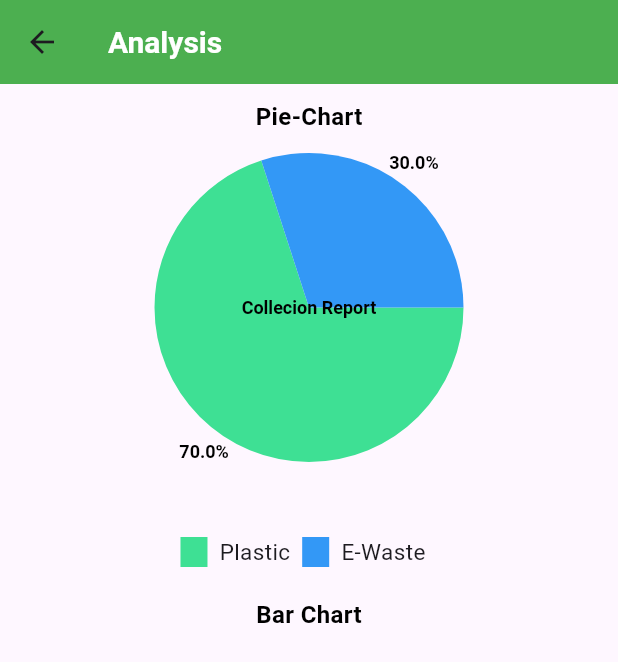
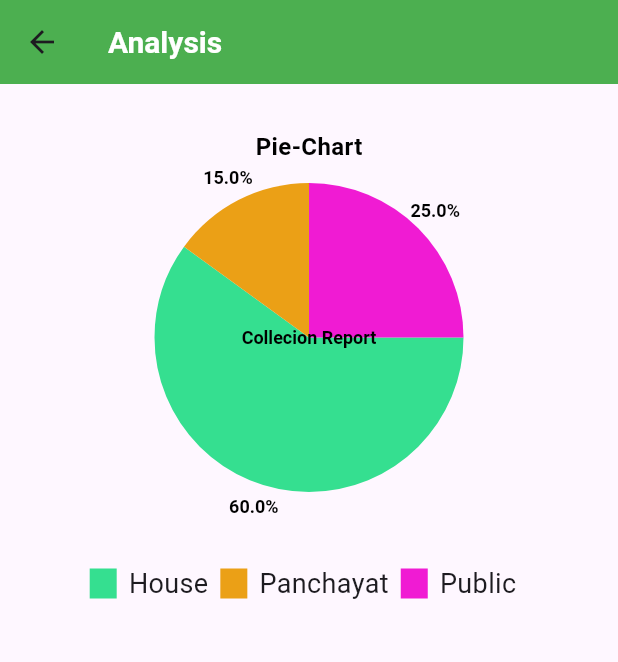
Before and after one commit to userabhirami/wasto, a Flutter app: the AnalysisPage screen opened directly, on a phone screen of 412 x 824 dp. Shown: the top 662 px of the screen. Run offline on Flutter 3.47's test engine with Material 3 defaults, Android fonts, the light colour scheme and no system bars; drawn by our look-alikes of pie_chart; our stand-ins replace charts_flutter, cloud_firestore, firebase_auth, firebase_core, form_field_validator, shared_preferences; accounts and stored records are empty.

Commit message:
graph added

```diff
--- a/lib/controller/masterController.dart
+++ b/lib/controller/masterController.dart
@@ -2,7 +2,7 @@ import 'package:cloud_firestore/cloud_firestore.dart';
 
 class MasterController {
   CollectionReference masterCollection =
-      FirebaseFirestore.instance.collection('wasteMaster');
+      FirebaseFirestore.instance.collection('wastemaster');
   Future addwasteMaster({
     required String name,
     required String mob,
--- a/lib/view/Analysis/analysisGraph.dart
+++ b/lib/view/Analysis/analysisGraph.dart
@@ -1,6 +1,7 @@
 import 'package:flutter/material.dart';
 import 'package:pie_chart/pie_chart.dart';
 import 'package:wasto/utils/colorConstant.dart';
+import 'package:charts_flutter/flutter.dart' as charts;
 
 class AnalysisPage extends StatefulWidget {
   const AnalysisPage({super.key});
@@ -12,12 +13,14 @@ class AnalysisPage extends StatefulWidget {
 class _AnalysisPageState extends State<AnalysisPage> {
   // Data for the pie chart
   Map<String, double> dataMap = {
-    "Plastic": 70,
-    "E-Waste": 30,
+    "House": 60,
+    "Panchayat": 15,
+    "Public": 25,
   };
   List<Color> colorList = [
-    const Color(0xff3EE094),
-    const Color(0xff3398F6),
+    Color.fromARGB(255, 53, 223, 144),
+    Color.fromARGB(255, 235, 160, 22),
+    Color.fromARGB(255, 240, 27, 211),
   ];
 
   /*final gradientList = <List<Color>>[
@@ -49,7 +52,7 @@ class _AnalysisPageState extends State<AnalysisPage> {
       body: Column(
         children: [
           SizedBox(
-            height: 10,
+            height: 30,
           ),
           SizedBox(
             child: Text(
@@ -69,7 +72,7 @@ class _AnalysisPageState extends State<AnalysisPage> {
               colorList: colorList,
               chartRadius: MediaQuery.of(context).size.width / 2,
               centerText: "Collecion Report",
-              ringStrokeWidth: 24,
+              ringStrokeWidth: 30,
               animationDuration: const Duration(seconds: 3),
               chartValuesOptions: const ChartValuesOptions(
                   showChartValues: true,
@@ -79,13 +82,13 @@ class _AnalysisPageState extends State<AnalysisPage> {
               legendOptions: const LegendOptions(
                   showLegends: true,
                   legendShape: BoxShape.rectangle,
-                  legendTextStyle: TextStyle(fontSize: 15),
+                  legendTextStyle: TextStyle(fontSize: 18),
                   legendPosition: LegendPosition.bottom,
                   showLegendsInRow: true),
               //  gradientList: gradientList,
             ),
           ),
-          SizedBox(
+          /*  SizedBox(
             height: 10,
           ),
           SizedBox(
@@ -99,8 +102,7 @@ class _AnalysisPageState extends State<AnalysisPage> {
           ),
           SizedBox(
             height: 5,
-          ),
-          Center()
+          ), */
         ],
       ),
     );
--- a/lib/view/collectionReport/acceptedReqScreen.dart
+++ b/lib/view/collectionReport/acceptedReqScreen.dart
@@ -28,8 +28,9 @@ class _AcceptReqScreenState extends State<AcceptReqScreen> {
                   padding: const EdgeInsets.only(left: 20, right: 20, top: 10),
                   child: Container(
                     decoration: BoxDecoration(
+                      border: Border.all(color: Colors.green),
                       borderRadius: BorderRadius.circular(20),
-                      color: Colors.greenAccent,
+                      color: Colors.white,
                     ),
                     child: value == "accepted"
                         ? Column(
--- a/lib/view/collectionReport/rejectReqScreen.dart
+++ b/lib/view/collectionReport/rejectReqScreen.dart
@@ -28,8 +28,9 @@ class _RejectReqScreenState extends State<RejectReqScreen> {
                   padding: const EdgeInsets.only(left: 20, right: 20, top: 10),
                   child: Container(
                     decoration: BoxDecoration(
+                      border: Border.all(color: Colors.green),
                       borderRadius: BorderRadius.circular(20),
-                      color: Colors.greenAccent,
+                      color: Colors.white,
                     ),
                     child: value == "rejected"
                         ? Column(
--- a/lib/view/loginPage.dart
+++ b/lib/view/loginPage.dart
@@ -1,4 +1,3 @@
-import 'package:firebase_auth/firebase_auth.dart';
 import 'package:flutter/material.dart';
 import 'package:form_field_validator/form_field_validator.dart';
 import 'package:shared_preferences/shared_preferences.dart';
--- a/lib/view/registrationPage.dart
+++ b/lib/view/registrationPage.dart
@@ -46,7 +46,6 @@ class _RegisterScreenState extends State<RegisterScreen> {
                   ]),
                   controller: emailAddress,
                   keyboardType: TextInputType.emailAddress,
-                  textAlign: TextAlign.center,
                   decoration: InputDecoration(
                     border: OutlineInputBorder(),
                     // labelText: "Email",
@@ -65,7 +64,7 @@ class _RegisterScreenState extends State<RegisterScreen> {
                 //validatePassword,   ,
                 obscureText: true,
                 keyboardType: TextInputType.visiblePassword,
-                textAlign: TextAlign.center,
+
                 controller: password,
                 decoration: InputDecoration(
                     border: OutlineInputBorder(),
--- a/lib/view/settingsPage/aboutPage.dart
+++ b/lib/view/settingsPage/aboutPage.dart
@@ -22,7 +22,7 @@ class AboutScreen extends StatelessWidget {
           child: Column(
             children: [
               Padding(
-                padding: const EdgeInsets.all(8.0),
+                padding: const EdgeInsets.all(10),
                 child: Text(
                   '''We're dedicated to revolutionizing the way you handle waste.
 Our app is your all-in-one solution for efficient waste disposal,
@@ -42,6 +42,10 @@ Together, let's transform the way we handle waste, leaving a positive impact on
 Download the app today and be a part of the movement towards a greener tomorrow.
       ''',
                   textAlign: TextAlign.justify,
+                  style: TextStyle(
+                      fontSize: 18,
+                      // fontWeight: FontWeight.bold,
+                      color: Colors.black),
                 ),
               )
             ],
--- a/lib/view/transportation/transportationDetails.dart
+++ b/lib/view/transportation/transportationDetails.dart
@@ -72,8 +72,9 @@ class _TransportationDetailsState extends State<TransportationDetails> {
                           const EdgeInsets.only(left: 20, right: 20, top: 10),
                       child: Container(
                         decoration: BoxDecoration(
+                          border: Border.all(color: Colors.green),
                           borderRadius: BorderRadius.circular(20),
-                          color: Colors.greenAccent,
+                          color: Colors.white,
                         ),
                         child: Column(
                           mainAxisAlignment: MainAxisAlignment.spaceEvenly,
--- a/lib/view/wasteMaster/wasteMasterDetails.dart
+++ b/lib/view/wasteMaster/wasteMasterDetails.dart
@@ -12,7 +12,7 @@ class WasteMasterDetails extends StatefulWidget {
 
 class _WasteMasterDetailsState extends State<WasteMasterDetails> {
   CollectionReference customerRequests =
-      FirebaseFirestore.instance.collection('wasteMaster');
+      FirebaseFirestore.instance.collection('wastemaster');
 
   @override
   Widget build(BuildContext context) {
@@ -73,8 +73,9 @@ class _WasteMasterDetailsState extends State<WasteMasterDetails> {
                           const EdgeInsets.only(left: 25, right: 25, top: 10),
                       child: Container(
                         decoration: BoxDecoration(
+                          border: Border.all(color: Colors.green),
                           borderRadius: BorderRadius.circular(20),
-                          color: Colors.greenAccent,
+                          color: Colors.white,
                         ),
                         child: Column(
                           mainAxisAlignment: MainAxisAlignment.spaceEvenly,
--- a/pubspec.yaml
+++ b/pubspec.yaml
@@ -39,12 +39,13 @@ dependencies:
   cloud_firestore: ^4.13.6
   firebase_storage: ^11.5.6
   calendar_date_picker2: ^0.5.3
-  intl: ^0.18.1
+  intl: ^0.17.0
   firebase_auth: ^4.15.3
   form_field_validator: ^1.1.0
   firebase_database: ^10.3.8
   pie_chart: ^5.4.0
   shared_preferences: ^2.2.2
+  charts_flutter: ^0.12.0
 
 dev_dependencies:
   flutter_test:
```
Also changed, not shown: lib/main.dart (+4 -5 lines), lib/view/collectionReport/allRequestScreen.dart (+8 -7 lines), lib/view/homeScreen/homeScreen.dart (+12 -10 lines), lib/view/requestScreen/requestAcceptPage.dart (+6 -6 lines), lib/view/requestScreen/requestViewPage.dart (+33 -1 lines), lib/view/settingsPage/settingPage.dart (+18 -6 lines), pubspec.lock, 1 other file.
